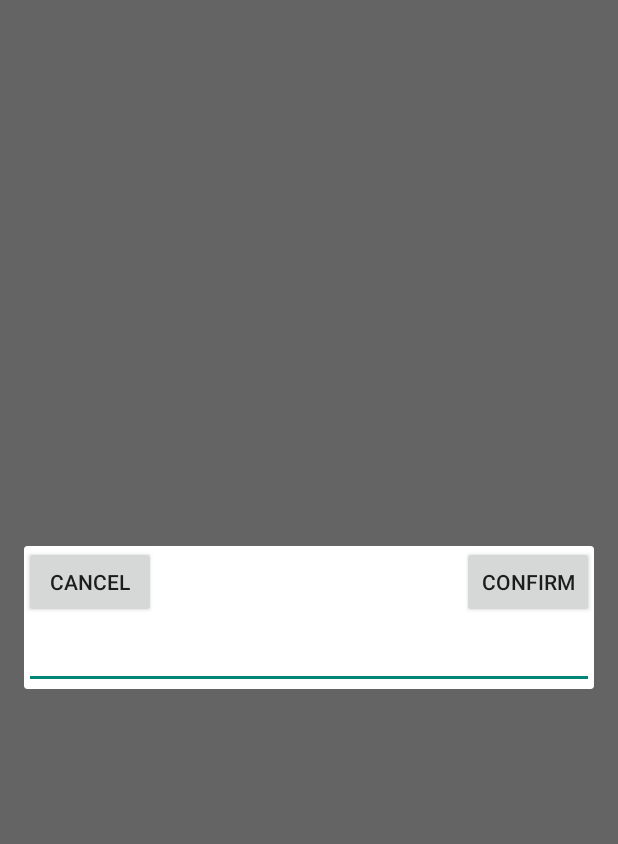
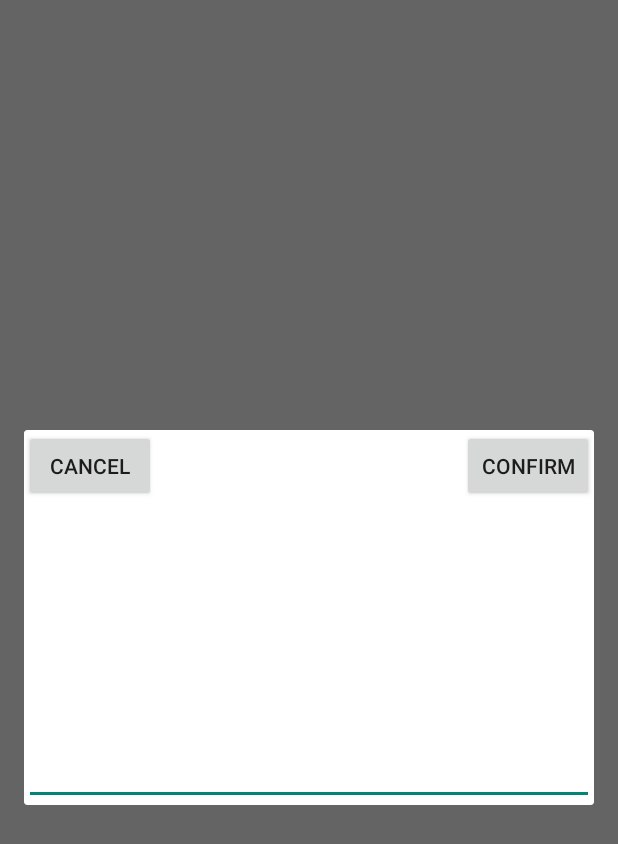
Before and after one commit to wmcrain/MemesForFriends, an Android app: the EditProfileActivity screen opened directly, with no data from a screen before it, after a tap on an icon or button, on a phone screen of 412 x 824 dp. Shown: the top 844 px of the screen. Run offline under Robolectric (Android 15) with nearby library versions, the phone set to English and light mode, and no system bars.

Commit message:
Gave minimum height to edit bio popup

```diff
--- a/app/app/src/main/res/layout/fragment_edit_bio_popup.xml
+++ b/app/app/src/main/res/layout/fragment_edit_bio_popup.xml
@@ -29,6 +29,7 @@
         android:id="@+id/bioPopupEditText"
         android:layout_width="match_parent"
         android:layout_height="wrap_content"
+        android:minHeight="200dp"
         android:ems="10"
         android:text=""/>
 
```
